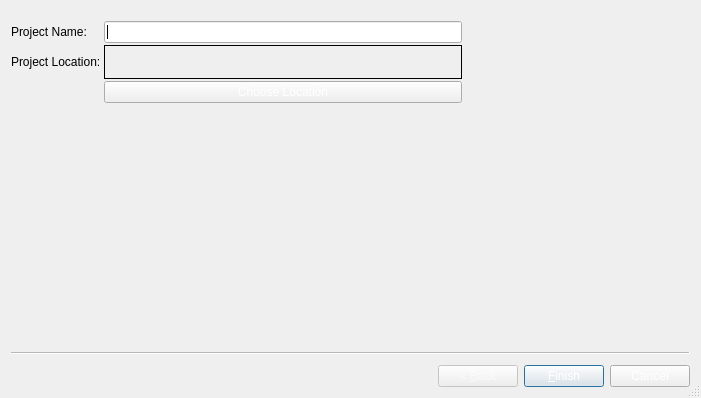
This is RTIe/RTIe_builder/project_Wizard.ui in Super-SaiyanSandwich/ECMM427 as Qt 5 draws it before an edit. The edited form follows.
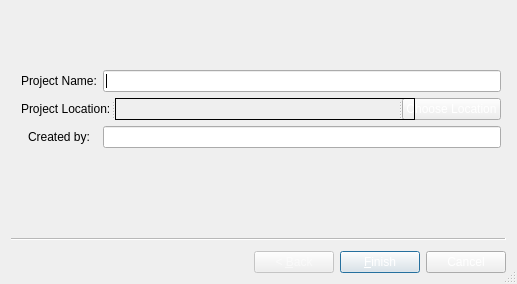
This is the edited form.

The edit to the form file:
```diff
--- a/RTIe/RTIe_builder/project_Wizard.ui
+++ b/RTIe/RTIe_builder/project_Wizard.ui
@@ -9,8 +9,8 @@
    <rect>
     <x>0</x>
     <y>0</y>
-    <width>701</width>
-    <height>398</height>
+    <width>517</width>
+    <height>284</height>
    </rect>
   </property>
   <property name="palette">
@@ -63,24 +63,338 @@
    <bool>true</bool>
   </property>
   <widget class="QWizardPage" name="wizardPage1">
-   <widget class="QWidget" name="formLayoutWidget">
+   <widget class="QWidget" name="">
     <property name="geometry">
      <rect>
-      <x>0</x>
-      <y>10</y>
-      <width>451</width>
-      <height>82</height>
+      <x>10</x>
+      <y>40</y>
+      <width>480</width>
+      <height>115</height>
      </rect>
     </property>
-    <layout class="QGridLayout" name="gridLayout">
+    <layout class="QFormLayout" name="formLayout">
+     <property name="sizeConstraint">
+      <enum>QLayout::SetDefaultConstraint</enum>
+     </property>
+     <property name="fieldGrowthPolicy">
+      <enum>QFormLayout::ExpandingFieldsGrow</enum>
+     </property>
+     <property name="rowWrapPolicy">
+      <enum>QFormLayout::DontWrapRows</enum>
+     </property>
+     <property name="labelAlignment">
+      <set>Qt::AlignCenter</set>
+     </property>
+     <property name="formAlignment">
+      <set>Qt::AlignCenter</set>
+     </property>
      <property name="horizontalSpacing">
-      <number>3</number>
+      <number>6</number>
      </property>
-     <property name="verticalSpacing">
-      <number>2</number>
+     <property name="bottomMargin">
+      <number>0</number>
      </property>
-     <item row="1" column="1">
+     <item row="0" column="0">
+      <widget class="QLabel" name="label_1">
+       <property name="palette">
+        <palette>
+         <active>
+          <colorrole role="WindowText">
+           <brush brushstyle="SolidPattern">
+            <color alpha="255">
+             <red>0</red>
+             <green>0</green>
+             <blue>0</blue>
+            </color>
+           </brush>
+          </colorrole>
+          <colorrole role="Text">
+           <brush brushstyle="SolidPattern">
+            <color alpha="255">
+             <red>0</red>
+             <green>0</green>
+             <blue>0</blue>
+            </color>
+           </brush>
+          </colorrole>
+          <colorrole role="PlaceholderText">
+           <brush brushstyle="SolidPattern">
+            <color alpha="128">
+             <red>0</red>
+             <green>0</green>
+             <blue>0</blue>
+            </color>
+           </brush>
+          </colorrole>
+         </active>
+         <inactive>
+          <colorrole role="WindowText">
+           <brush brushstyle="SolidPattern">
+            <color alpha="255">
+             <red>0</red>
+             <green>0</green>
+             <blue>0</blue>
+            </color>
+           </brush>
+          </colorrole>
+          <colorrole role="Text">
+           <brush brushstyle="SolidPattern">
+            <color alpha="255">
+             <red>0</red>
+             <green>0</green>
+             <blue>0</blue>
+            </color>
+           </brush>
+          </colorrole>
+          <colorrole role="PlaceholderText">
+           <brush brushstyle="SolidPattern">
+            <color alpha="128">
+             <red>0</red>
+             <green>0</green>
+             <blue>0</blue>
+            </color>
+           </brush>
+          </colorrole>
+         </inactive>
+         <disabled>
+          <colorrole role="WindowText">
+           <brush brushstyle="SolidPattern">
+            <color alpha="127">
+             <red>255</red>
+             <green>255</green>
+             <blue>255</blue>
+            </color>
+           </brush>
+          </colorrole>
+          <colorrole role="Text">
+           <brush brushstyle="SolidPattern">
+            <color alpha="127">
+             <red>255</red>
+             <green>255</green>
+             <blue>255</blue>
+            </color>
+           </brush>
+          </colorrole>
+          <colorrole role="PlaceholderText">
+           <brush brushstyle="SolidPattern">
+            <color alpha="128">
+             <red>231</red>
+             <green>231</green>
+             <blue>231</blue>
+            </color>
+           </brush>
+          </colorrole>
+         </disabled>
+        </palette>
+       </property>
+       <property name="text">
+        <string>Project Name:</string>
+       </property>
+      </widget>
+     </item>
+     <item row="0" column="1">
+      <widget class="QLineEdit" name="project_Name_Line_Edit">
+       <property name="palette">
+        <palette>
+         <active>
+          <colorrole role="WindowText">
+           <brush brushstyle="SolidPattern">
+            <color alpha="255">
+             <red>0</red>
+             <green>0</green>
+             <blue>0</blue>
+            </color>
+           </brush>
+          </colorrole>
+          <colorrole role="Text">
+           <brush brushstyle="SolidPattern">
+            <color alpha="255">
+             <red>0</red>
+             <green>0</green>
+             <blue>0</blue>
+            </color>
+           </brush>
+          </colorrole>
+          <colorrole role="PlaceholderText">
+           <brush brushstyle="SolidPattern">
+            <color alpha="128">
+             <red>0</red>
+             <green>0</green>
+             <blue>0</blue>
+            </color>
+           </brush>
+          </colorrole>
+         </active>
+         <inactive>
+          <colorrole role="WindowText">
+           <brush brushstyle="SolidPattern">
+            <color alpha="255">
+             <red>0</red>
+             <green>0</green>
+             <blue>0</blue>
+            </color>
+           </brush>
+          </colorrole>
+          <colorrole role="Text">
+           <brush brushstyle="SolidPattern">
+            <color alpha="255">
+             <red>0</red>
+             <green>0</green>
+             <blue>0</blue>
+            </color>
+           </brush>
+          </colorrole>
+          <colorrole role="PlaceholderText">
+           <brush brushstyle="SolidPattern">
+            <color alpha="128">
+             <red>0</red>
+             <green>0</green>
+             <blue>0</blue>
+            </color>
+           </brush>
+          </colorrole>
+         </inactive>
+         <disabled>
+          <colorrole role="WindowText">
+           <brush brushstyle="SolidPattern">
+            <color alpha="127">
+             <red>255</red>
+             <green>255</green>
+             <blue>255</blue>
+            </color>
+           </brush>
+          </colorrole>
+          <colorrole role="Text">
+           <brush brushstyle="SolidPattern">
+            <color alpha="127">
+             <red>255</red>
+             <green>255</green>
+             <blue>255</blue>
+            </color>
+           </brush>
+          </colorrole>
+          <colorrole role="PlaceholderText">
+           <brush brushstyle="SolidPattern">
+            <color alpha="128">
+             <red>231</red>
+             <green>231</green>
+             <blue>231</blue>
+            </color>
+           </brush>
+          </colorrole>
+         </disabled>
+        </palette>
+       </property>
+      </widget>
+     </item>
+     <item row="1" column="0" colspan="2">
+      <widget class="QSplitter" name="splitter">
+       <property name="orientation">
+        <enum>Qt::Horizontal</enum>
+       </property>
+       <widget class="QLabel" name="label_2">
+        <property name="palette">
+         <palette>
+          <active>
+           <colorrole role="WindowText">
+            <brush brushstyle="SolidPattern">
+             <color alpha="255">
+              <red>0</red>
+              <green>0</green>
+              <blue>0</blue>
+             </color>
+            </brush>
+           </colorrole>
+           <colorrole role="Text">
+            <brush brushstyle="SolidPattern">
+             <color alpha="255">
+              <red>0</red>
+              <green>0</green>
+              <blue>0</blue>
+             </color>
+            </brush>
+           </colorrole>
+           <colorrole role="PlaceholderText">
+            <brush brushstyle="SolidPattern">
+             <color alpha="128">
+              <red>0</red>
+              <green>0</green>
+              <blue>0</blue>
+             </color>
+            </brush>
+           </colorrole>
+          </active>
+          <inactive>
+           <colorrole role="WindowText">
+            <brush brushstyle="SolidPattern">
+             <color alpha="255">
+              <red>0</red>
+              <green>0</green>
+              <blue>0</blue>
+             </color>
+            </brush>
+           </colorrole>
+           <colorrole role="Text">
+            <brush brushstyle="SolidPattern">
+             <color alpha="255">
+              <red>0</red>
+              <green>0</green>
+              <blue>0</blue>
+             </color>
+            </brush>
+           </colorrole>
+           <colorrole role="PlaceholderText">
+            <brush brushstyle="SolidPattern">
+             <color alpha="128">
+              <red>0</red>
+              <green>0</green>
+              <blue>0</blue>
+             </color>
+            </brush>
+           </colorrole>
+          </inactive>
+          <disabled>
+           <colorrole role="WindowText">
+            <brush brushstyle="SolidPattern">
+             <color alpha="127">
+              <red>255</red>
+              <green>255</green>
+              <blue>255</blue>
+             </color>
+            </brush>
+           </colorrole>
+           <colorrole role="Text">
+            <brush brushstyle="SolidPattern">
+             <color alpha="127">
+              <red>255</red>
+              <green>255</green>
+              <blue>255</blue>
+             </color>
+            </brush>
+           </colorrole>
+           <colorrole role="PlaceholderText">
+            <brush brushstyle="SolidPattern">
+             <color alpha="128">
+              <red>231</red>
+              <green>231</green>
+              <blue>231</blue>
+             </color>
+            </brush>
+           </colorrole>
+          </disabled>
+         </palette>
+        </property>
+        <property name="text">
+         <string>Project Location:</string>
+        </property>
+       </widget>
       <widget class="QLabel" name="path_Placeholder">
+        <property name="minimumSize">
+         <size>
+          <width>300</width>
+          <height>0</height>
+         </size>
+        </property>
        <property name="palette">
         <palette>
          <active>
@@ -185,201 +499,6 @@
         <string/>
        </property>
       </widget>
-     </item>
-     <item row="1" column="0">
-      <widget class="QLabel" name="label_2">
-       <property name="palette">
-        <palette>
-         <active>
-          <colorrole role="WindowText">
-           <brush brushstyle="SolidPattern">
-            <color alpha="255">
-             <red>0</red>
-             <green>0</green>
-             <blue>0</blue>
-            </color>
-           </brush>
-          </colorrole>
-          <colorrole role="Text">
-           <brush brushstyle="SolidPattern">
-            <color alpha="255">
-             <red>0</red>
-             <green>0</green>
-             <blue>0</blue>
-            </color>
-           </brush>
-          </colorrole>
-          <colorrole role="PlaceholderText">
-           <brush brushstyle="SolidPattern">
-            <color alpha="128">
-             <red>0</red>
-             <green>0</green>
-             <blue>0</blue>
-            </color>
-           </brush>
-          </colorrole>
-         </active>
-         <inactive>
-          <colorrole role="WindowText">
-           <brush brushstyle="SolidPattern">
-            <color alpha="255">
-             <red>0</red>
-             <green>0</green>
-             <blue>0</blue>
-            </color>
-           </brush>
-          </colorrole>
-          <colorrole role="Text">
-           <brush brushstyle="SolidPattern">
-            <color alpha="255">
-             <red>0</red>
-             <green>0</green>
-             <blue>0</blue>
-            </color>
-           </brush>
-          </colorrole>
-          <colorrole role="PlaceholderText">
-           <brush brushstyle="SolidPattern">
-            <color alpha="128">
-             <red>0</red>
-             <green>0</green>
-             <blue>0</blue>
-            </color>
-           </brush>
-          </colorrole>
-         </inactive>
-         <disabled>
-          <colorrole role="WindowText">
-           <brush brushstyle="SolidPattern">
-            <color alpha="127">
-             <red>255</red>
-             <green>255</green>
-             <blue>255</blue>
-            </color>
-           </brush>
-          </colorrole>
-          <colorrole role="Text">
-           <brush brushstyle="SolidPattern">
-            <color alpha="127">
-             <red>255</red>
-             <green>255</green>
-             <blue>255</blue>
-            </color>
-           </brush>
-          </colorrole>
-          <colorrole role="PlaceholderText">
-           <brush brushstyle="SolidPattern">
-            <color alpha="128">
-             <red>231</red>
-             <green>231</green>
-             <blue>231</blue>
-            </color>
-           </brush>
-          </colorrole>
-         </disabled>
-        </palette>
-       </property>
-       <property name="text">
-        <string>Project Location:</string>
-       </property>
-      </widget>
-     </item>
-     <item row="0" column="1">
-      <widget class="QLineEdit" name="project_Name_Line_Edit">
-       <property name="palette">
-        <palette>
-         <active>
-          <colorrole role="WindowText">
-           <brush brushstyle="SolidPattern">
-            <color alpha="255">
-             <red>0</red>
-             <green>0</green>
-             <blue>0</blue>
-            </color>
-           </brush>
-          </colorrole>
-          <colorrole role="Text">
-           <brush brushstyle="SolidPattern">
-            <color alpha="255">
-             <red>0</red>
-             <green>0</green>
-             <blue>0</blue>
-            </color>
-           </brush>
-          </colorrole>
-          <colorrole role="PlaceholderText">
-           <brush brushstyle="SolidPattern">
-            <color alpha="128">
-             <red>0</red>
-             <green>0</green>
-             <blue>0</blue>
-            </color>
-           </brush>
-          </colorrole>
-         </active>
-         <inactive>
-          <colorrole role="WindowText">
-           <brush brushstyle="SolidPattern">
-            <color alpha="255">
-             <red>0</red>
-             <green>0</green>
-             <blue>0</blue>
-            </color>
-           </brush>
-          </colorrole>
-          <colorrole role="Text">
-           <brush brushstyle="SolidPattern">
-            <color alpha="255">
-             <red>0</red>
-             <green>0</green>
-             <blue>0</blue>
-            </color>
-           </brush>
-          </colorrole>
-          <colorrole role="PlaceholderText">
-           <brush brushstyle="SolidPattern">
-            <color alpha="128">
-             <red>0</red>
-             <green>0</green>
-             <blue>0</blue>
-            </color>
-           </brush>
-          </colorrole>
-         </inactive>
-         <disabled>
-          <colorrole role="WindowText">
-           <brush brushstyle="SolidPattern">
-            <color alpha="127">
-             <red>255</red>
-             <green>255</green>
-             <blue>255</blue>
-            </color>
-           </brush>
-          </colorrole>
-          <colorrole role="Text">
-           <brush brushstyle="SolidPattern">
-            <color alpha="127">
-             <red>255</red>
-             <green>255</green>
-             <blue>255</blue>
-            </color>
-           </brush>
-          </colorrole>
-          <colorrole role="PlaceholderText">
-           <brush brushstyle="SolidPattern">
-            <color alpha="128">
-             <red>231</red>
-             <green>231</green>
-             <blue>231</blue>
-            </color>
-           </brush>
-          </colorrole>
-         </disabled>
-        </palette>
-       </property>
-      </widget>
-     </item>
-     <item row="2" column="1">
       <widget class="QPushButton" name="choose_Dialog">
        <property name="palette">
         <palette>
@@ -476,9 +595,10 @@
         <string>Choose Location</string>
        </property>
       </widget>
+      </widget>
      </item>
-     <item row="0" column="0">
-      <widget class="QLabel" name="label_1">
+     <item row="2" column="0">
+      <widget class="QLabel" name="label_3">
        <property name="palette">
         <palette>
          <active>
@@ -571,7 +691,102 @@
         </palette>
        </property>
        <property name="text">
-        <string>Project Name:</string>
+        <string>Created by:</string>
+       </property>
+      </widget>
+     </item>
+     <item row="2" column="1">
+      <widget class="QLineEdit" name="editor_Name">
+       <property name="palette">
+        <palette>
+         <active>
+          <colorrole role="WindowText">
+           <brush brushstyle="SolidPattern">
+            <color alpha="255">
+             <red>0</red>
+             <green>0</green>
+             <blue>0</blue>
+            </color>
+           </brush>
+          </colorrole>
+          <colorrole role="Text">
+           <brush brushstyle="SolidPattern">
+            <color alpha="255">
+             <red>0</red>
+             <green>0</green>
+             <blue>0</blue>
+            </color>
+           </brush>
+          </colorrole>
+          <colorrole role="PlaceholderText">
+           <brush brushstyle="SolidPattern">
+            <color alpha="128">
+             <red>0</red>
+             <green>0</green>
+             <blue>0</blue>
+            </color>
+           </brush>
+          </colorrole>
+         </active>
+         <inactive>
+          <colorrole role="WindowText">
+           <brush brushstyle="SolidPattern">
+            <color alpha="255">
+             <red>0</red>
+             <green>0</green>
+             <blue>0</blue>
+            </color>
+           </brush>
+          </colorrole>
+          <colorrole role="Text">
+           <brush brushstyle="SolidPattern">
+            <color alpha="255">
+             <red>0</red>
+             <green>0</green>
+             <blue>0</blue>
+            </color>
+           </brush>
+          </colorrole>
+          <colorrole role="PlaceholderText">
+           <brush brushstyle="SolidPattern">
+            <color alpha="128">
+             <red>0</red>
+             <green>0</green>
+             <blue>0</blue>
+            </color>
+           </brush>
+          </colorrole>
+         </inactive>
+         <disabled>
+          <colorrole role="WindowText">
+           <brush brushstyle="SolidPattern">
+            <color alpha="127">
+             <red>255</red>
+             <green>255</green>
+             <blue>255</blue>
+            </color>
+           </brush>
+          </colorrole>
+          <colorrole role="Text">
+           <brush brushstyle="SolidPattern">
+            <color alpha="127">
+             <red>255</red>
+             <green>255</green>
+             <blue>255</blue>
+            </color>
+           </brush>
+          </colorrole>
+          <colorrole role="PlaceholderText">
+           <brush brushstyle="SolidPattern">
+            <color alpha="128">
+             <red>231</red>
+             <green>231</green>
+             <blue>231</blue>
+            </color>
+           </brush>
+          </colorrole>
+         </disabled>
+        </palette>
        </property>
       </widget>
      </item>
```
Lines whose indentation alone changed are shown as unchanged.
